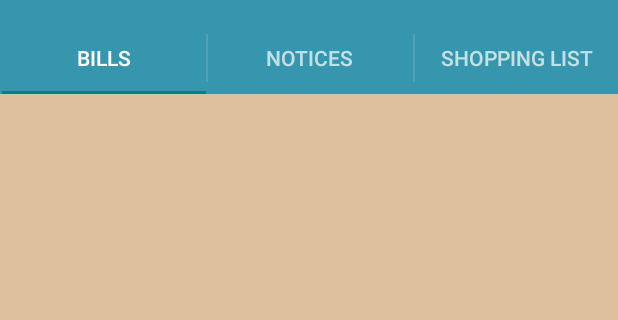
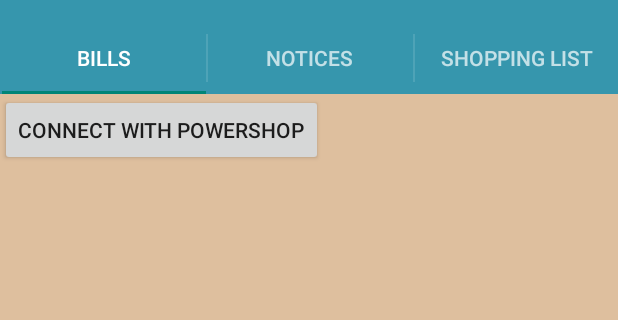
Before and after one commit to flatline-sot/flatline-android, an Android app: the BillsFragment screen opened directly, with no data from a screen before it, on a phone screen of 412 x 824 dp, the part 62-382 px from its top. Run offline under Robolectric (Android 15) with nearby library versions, the phone set to English and light mode, and no system bars; libraries missing offline, so code that uses them is left out: org.scribe.builder, org.scribe.model, org.scribe.oauth, retrofit.android, retrofit.converter and 3 more; 3 statements that could not run were skipped.

Commit message:
Last minute changes (done before judging but not commited)

```diff
--- a/Flatline/app/src/main/java/nz/flatline/flatline/tools/AppConstants.java
+++ b/Flatline/app/src/main/java/nz/flatline/flatline/tools/AppConstants.java
@@ -8,4 +8,5 @@
     public static final String FLAT_ID = "FLAT_ID";
     public static final String POWERSHOP_CONNECTED = "POWERSHOP_CONNECTED";
     public static final String API_URL = "http://104.131.91.223:8000/api";
+    public static final String DOLLAR = "$";
 }
--- a/Flatline/app/src/main/res/layout/fragment_bills.xml
+++ b/Flatline/app/src/main/res/layout/fragment_bills.xml
@@ -13,7 +13,7 @@
         android:id="@+id/connect_with_powershop"
         android:layout_width="wrap_content"
         android:layout_height="wrap_content"
-        android:visibility="gone"
+        android:visibility="visible"
         android:text="Connect with Powershop"/>
 
 
```
Also changed, not shown: Flatline/app/src/main/java/nz/flatline/flatline/BillsFragment.java (+8 -5 lines).
